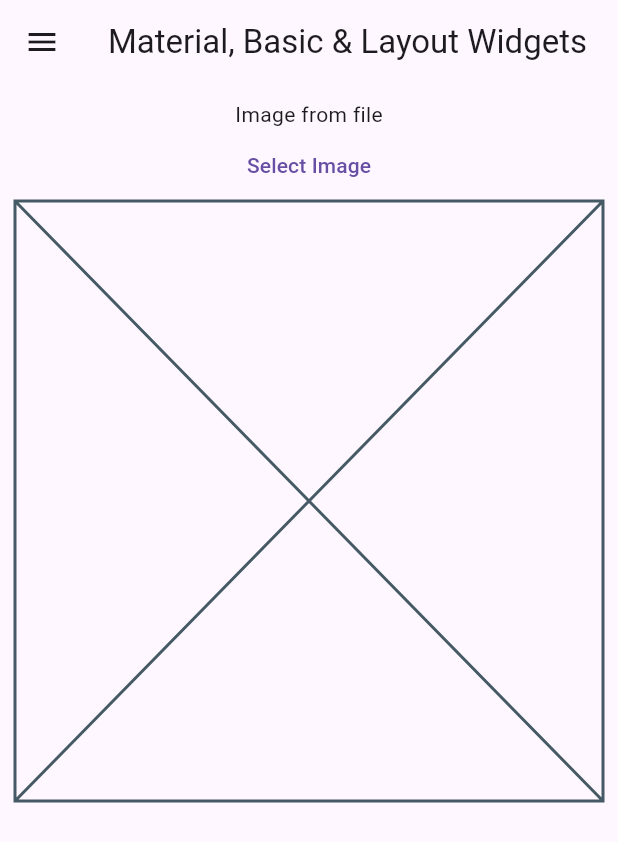
After one commit to lalan-desai-28/Flutter-Trainee-2025, a Flutter app: the screen it shows after launch, after a tap on "Material, Basic & Layout Widgets", on a phone screen of 412 x 824 dp. The commit adds this screen. Shown: the top 842 px of the screen. Run offline on Flutter 3.47's test engine with Material 3 defaults, Android fonts, the phone set to English and light mode, and no system bars; our stand-ins replace file_picker; network calls fail.

Commit message:
All tasks of material, basic and layout widgets

```diff
--- a/lib/screens/main_screen.dart
+++ b/lib/screens/main_screen.dart
@@ -1,5 +1,6 @@
 import 'package:flutter/material.dart';
 import 'package:flutter_trainee_2025/screens/asset_image_fonts_task_screen.dart';
+import 'package:flutter_trainee_2025/screens/material_basic_layout_widgets_task_screen.dart';
 
 class MainScreen extends StatelessWidget {
   const MainScreen({super.key});
@@ -15,6 +16,10 @@ class MainScreen extends StatelessWidget {
             TaskButton(
               title: "AssetImage & Fonts",
               taskScreen: AssetImageFontsTaskScreen(),
+            ),
+            TaskButton(
+              title: "Material, Basic & Layout Widgets",
+              taskScreen: MaterialBasicLayoutWidgetsTaskScreen(),
             ),
           ],
         ),
@@ -37,7 +42,7 @@ class TaskButton extends StatelessWidget {
             context,
           ).push(MaterialPageRoute(builder: (context) => taskScreen));
         },
-        title: Text("AssetImage & Fonts"),
+        title: Text(title),
         trailing: Icon(Icons.arrow_forward),
       ),
     );
--- /dev/null
+++ b/lib/screens/material_basic_layout_widgets_task_screen.dart
@@ -0,0 +1,187 @@
+import 'dart:io';
+import 'dart:math' as math;
+
+import 'package:file_picker/file_picker.dart';
+import 'package:flutter/material.dart';
+
+class MaterialBasicLayoutWidgetsTaskScreen extends StatefulWidget {
+  const MaterialBasicLayoutWidgetsTaskScreen({super.key});
+
+  @override
+  State<MaterialBasicLayoutWidgetsTaskScreen> createState() =>
+      _MaterialBasicLayoutWidgetsTaskScreenState();
+}
+
+class _MaterialBasicLayoutWidgetsTaskScreenState
+    extends State<MaterialBasicLayoutWidgetsTaskScreen> {
+  String currentPage = "Image";
+  Color? backgroundColor;
+
+  @override
+  Widget build(BuildContext context) {
+    return Scaffold(
+      backgroundColor: backgroundColor,
+      drawer: Drawer(
+        child: Drawer(
+          child: ListView(
+            children: [
+              DrawerHeader(
+                child: CircleAvatar(
+                  radius: 50,
+                  backgroundImage: NetworkImage(
+                    "https://t4.ftcdn.net/jpg/03/64/21/11/360_F_364211147_1qgLVxv1Tcq0Ohz3FawUfrtONzz8nq3e.jpg",
+                  ),
+                ),
+              ),
+              ListTile(
+                leading: const Icon(Icons.image),
+                title: const Text('Image'),
+                onTap: () {
+                  setState(() {
+                    Navigator.pop(context);
+                    setState(() {
+                      currentPage = "Image";
+                    });
+                  });
+                },
+              ),
+              ListTile(
+                leading: const Icon(Icons.stacked_bar_chart),
+                title: const Text('Stack'),
+                onTap: () {
+                  setState(() {
+                    Navigator.pop(context);
+                    setState(() {
+                      currentPage = "Stack";
+                    });
+                  });
+                },
+              ),
+
+              ListTile(
+                leading: const Icon(Icons.table_rows_sharp),
+                title: const Text('Row & Columns'),
+                onTap: () {
+                  setState(() {
+                    Navigator.pop(context);
+                    setState(() {
+                      currentPage = "Row&Columns";
+                    });
+                  });
+                },
+              ),
+
+              ListTile(
+                leading: const Icon(Icons.color_lens),
+                title: const Text('Change Background'),
+                onTap: () {
+                  Navigator.pop(context);
+                  setState(() {
+                    backgroundColor = Color(math.Random().nextInt(0xffffffff));
+                  });
+                },
+              ),
+
+              ListTile(
+                leading: const Icon(Icons.radio_button_checked),
+                title: const Text('Snackbar'),
+                onTap: () {
+                  Navigator.pop(context);
+                  const snackBar = SnackBar(
+                    content: Text('Wow! A snackbar!!!'),
+                  );
+                  ScaffoldMessenger.of(context).showSnackBar(snackBar);
+                },
+              ),
+            ],
+          ),
+        ),
+      ),
+      appBar: AppBar(
+        title: Text("Material, Basic & Layout Widgets"),
+        backgroundColor: backgroundColor,
+      ),
+      body: Padding(
+        padding: const EdgeInsets.all(10),
+        child: Container(
+          child: switch (currentPage) {
+            "Image" => ImagesPage(),
+            "Stack" => StackPage(),
+            _ => Placeholder(),
+          },
+        ),
+      ),
+    );
+  }
+}
+
+class ImagesPage extends StatefulWidget {
+  const ImagesPage({super.key});
+
+  @override
+  State<ImagesPage> createState() => _ImagesPageState();
+}
+
+class _ImagesPageState extends State<ImagesPage> {
+  String imagePath = "";
+
+  selectImage() async {
+    FilePicker.platform.pickFiles().then((value) {
+      setState(() {
+        imagePath = value?.files.first.path ?? "";
+      });
+    });
+  }
+
+  @override
+  Widget build(BuildContext context) {
+    return SingleChildScrollView(
+      child: Column(
+        crossAxisAlignment: CrossAxisAlignment.center,
+        children: [
+          Text("Image from file"),
+          TextButton(
+            onPressed: () {
+              selectImage();
+            },
+            child: Text("Select Image"),
+          ),
+          imagePath != "" ? Image.file(File(imagePath)) : Placeholder(),
+        ],
+      ),
+    );
+  }
+}
+
+class StackPage extends StatelessWidget {
+  const StackPage({super.key});
+
+  @override
+  Widget build(BuildContext context) {
+    double screenHeight = MediaQuery.sizeOf(context).height;
+    double screenWidth = MediaQuery.sizeOf(context).width;
+
+    return Padding(
+      padding: const EdgeInsets.all(8.0),
+      child: Stack(
+        children: [
+          Container(
+            color: Colors.red,
+            height: screenHeight,
+            width: screenWidth,
+          ),
+          Container(
+            color: Colors.green,
+            height: screenHeight * 0.6,
+            width: screenWidth * 0.6,
+          ),
+          Container(
+            color: Colors.blue,
+            height: screenHeight * 0.4,
+            width: screenWidth * 0.4,
+          ),
+        ],
+      ),
+    );
+  }
+}
--- a/pubspec.yaml
+++ b/pubspec.yaml
@@ -14,6 +14,7 @@ dependencies:
     sdk: flutter
 
   cupertino_icons: ^1.0.8
+  file_picker: ^9.2.1
 
 dev_dependencies:
   flutter_test:
```
Also changed, not shown: 1 other file.
